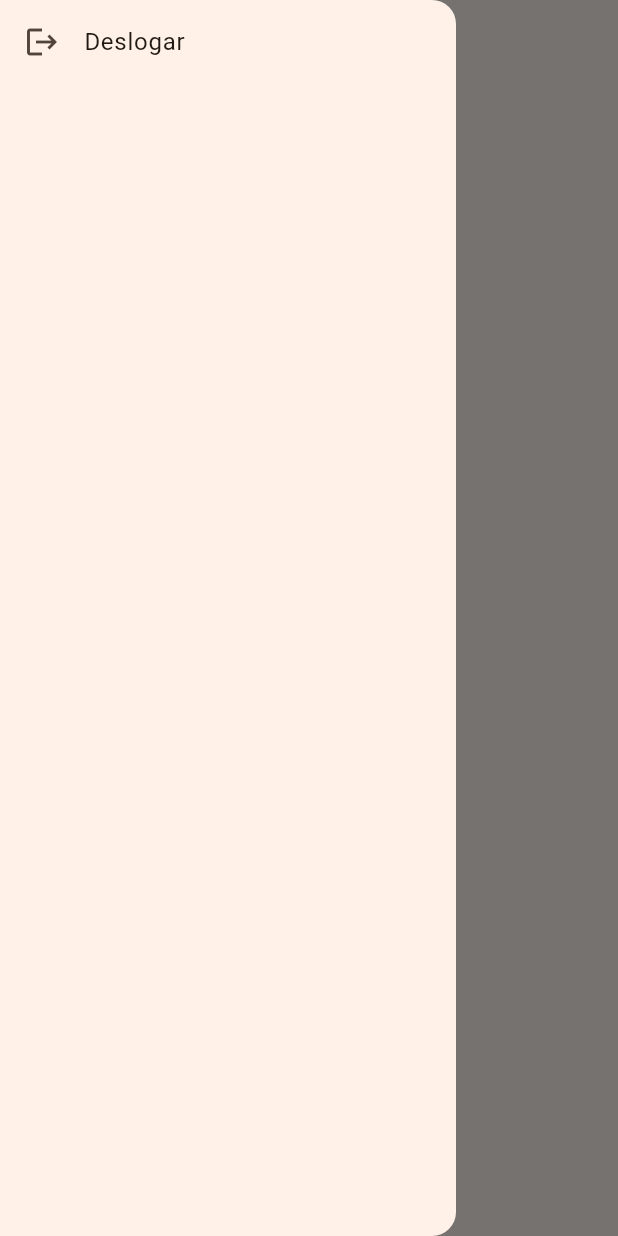
After one commit to AllanGd/Flutter-Gym, a Flutter app: the screen it shows once a user with an empty profile is signed in, with the side drawer open, on a phone screen of 412 x 824 dp. The commit adds this screen. Run offline on Flutter 3.47's test engine with Material 3 defaults, Android fonts, the phone set to English and light mode, and no system bars; our stand-ins replace firebase_auth, firebase_core; accounts and stored records are empty; generated files the repository leaves out were written again.

Commit message:
login e logout utilizando firebase autentication

```diff
--- /dev/null
+++ b/lib/Views/inicio_tela.dart
@@ -0,0 +1,24 @@
+import 'package:flutter/material.dart';
+import 'package:myapp/servicos/autenticacao_servico.dart';
+
+class InicioTela extends StatelessWidget {
+  const InicioTela({super.key});
+
+  @override
+  Widget build(BuildContext context) {
+    return Scaffold(
+      appBar: AppBar(title: const Text("Tela inicial")),
+      drawer: Drawer(
+        child: ListView(children: [
+          ListTile(
+            leading: const Icon(Icons.logout),
+            title: const Text("Deslogar"),
+            onTap: () {
+              AutenticacaoServico().deslogar();
+            },
+          )
+        ]),
+      ),
+    );
+  }
+}
--- a/lib/main.dart
+++ b/lib/main.dart
@@ -1,7 +1,9 @@
+import 'package:firebase_auth/firebase_auth.dart';
 import 'package:flutter/material.dart';
 import 'package:myapp/Views/autenticacao_tela.dart';
 import 'package:myapp/Views/exercicio_tela.dart';
 import 'package:firebase_core/firebase_core.dart';
+import 'package:myapp/Views/inicio_tela.dart';
 import 'firebase_options.dart';
 
 void main() async {
@@ -24,7 +26,25 @@ class MyApp extends StatelessWidget {
         colorScheme: ColorScheme.fromSeed(seedColor: Colors.orange),
         useMaterial3: true,
       ),
-      home: const AutenticacaoTela(),
+      home: const RoteadorTela(),
     );
   }
 }
+
+class RoteadorTela extends StatelessWidget {
+  const RoteadorTela({super.key});
+
+  @override
+  Widget build(BuildContext context) {
+    return StreamBuilder<User?>(
+      stream: FirebaseAuth.instance.userChanges(),
+      builder: (context, snapshot) {
+        if (snapshot.hasData) {
+          return const InicioTela();
+        } else {
+          return const AutenticacaoTela();
+        }
+      },
+    );
+  }
+}
```
Also changed, not shown: lib/Views/autenticacao_tela.dart (+8 -7 lines), lib/servicos/autenticacao_servico.dart (renamed from lib/servicos/autentucacao_servico.dart, +15 -0 lines).
